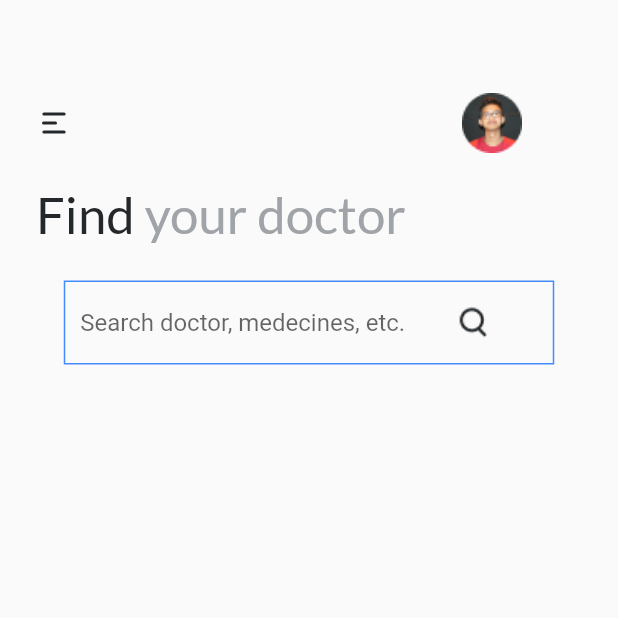
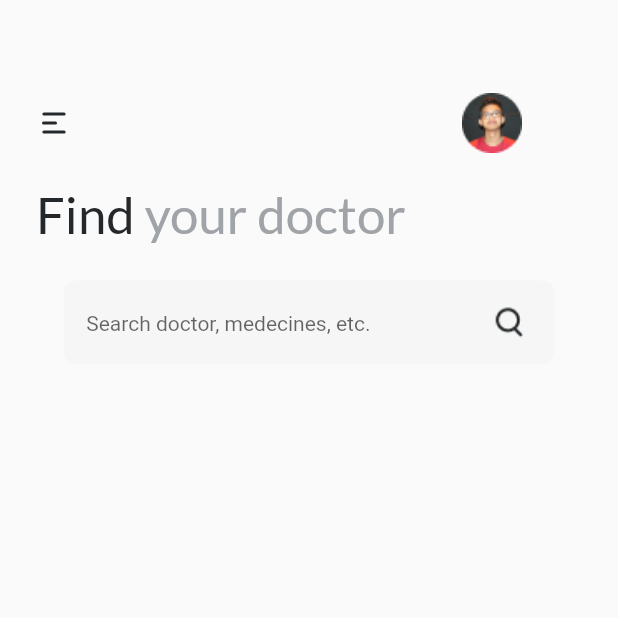
Before and after one commit to Krt-dev/Find_your_doctor, a Flutter app: the screen it shows after launch, on a phone screen of 412 x 824 dp, the top half of it. Run offline on Flutter 3.47's test engine with Material 2 defaults, Android fonts, the phone set to English and light mode, and no system bars; our stand-ins replace flutter_rating_bar, flutter_svg_provider, google_fonts.

Commit message:
Final searchBar

```diff
--- a/flutter-doctor-app-main/starter/doctor_app/lib/components/search_bar.dart
+++ b/flutter-doctor-app-main/starter/doctor_app/lib/components/search_bar.dart
@@ -1,4 +1,5 @@
 import 'package:flutter/material.dart';
+import 'package:google_fonts/google_fonts.dart';
 
 class SearchingBar extends StatelessWidget {
   const SearchingBar({Key? key}) : super(key: key);
@@ -8,22 +9,32 @@ class SearchingBar extends StatelessWidget {
     return Container(
       height: 56,
       width: 327,
-      decoration: BoxDecoration(border: Border.all(color: Colors.blueAccent)),
+      decoration: BoxDecoration(
+          color: const Color.fromRGBO(246, 246, 246, 1),
+          borderRadius: BorderRadius.circular(8)),
       child: Row(
         children: [
           const Padding(
-            padding: EdgeInsets.only(left: 10),
+            padding: EdgeInsets.only(left: 15),
             child: SizedBox(
               width: 250,
               child: TextField(
                 decoration: InputDecoration(
-                    border: InputBorder.none,
-                    hintText: "Search doctor, medecines, etc.",
-                    floatingLabelStyle: TextStyle(fontSize: 14)),
+                  border: InputBorder.none,
+                  hintText: "Search doctor, medecines, etc.",
+                  hintStyle: TextStyle(fontSize: 14),
+                ),
               ),
             ),
           ),
-          Image.asset('assets/svg/Search.png'),
+          Padding(
+            padding: const EdgeInsets.only(left: 20),
+            child: Image.asset(
+              'assets/svg/Search.png',
+              height: 24,
+              width: 24,
+            ),
+          ),
         ],
       ),
     );
```
